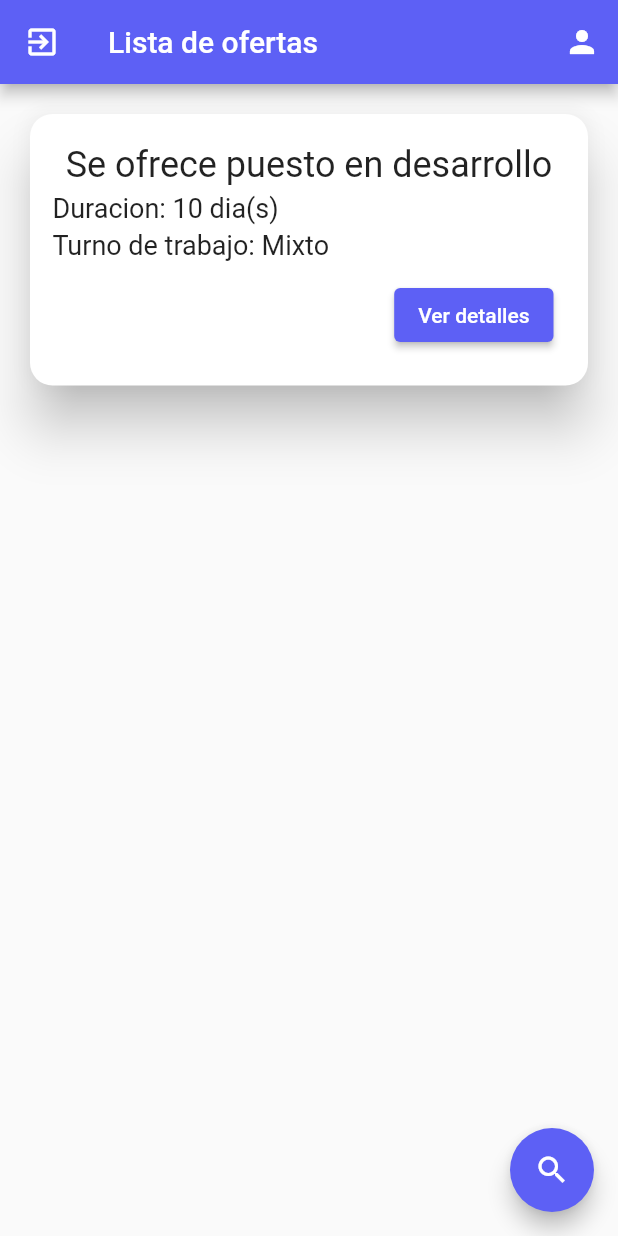
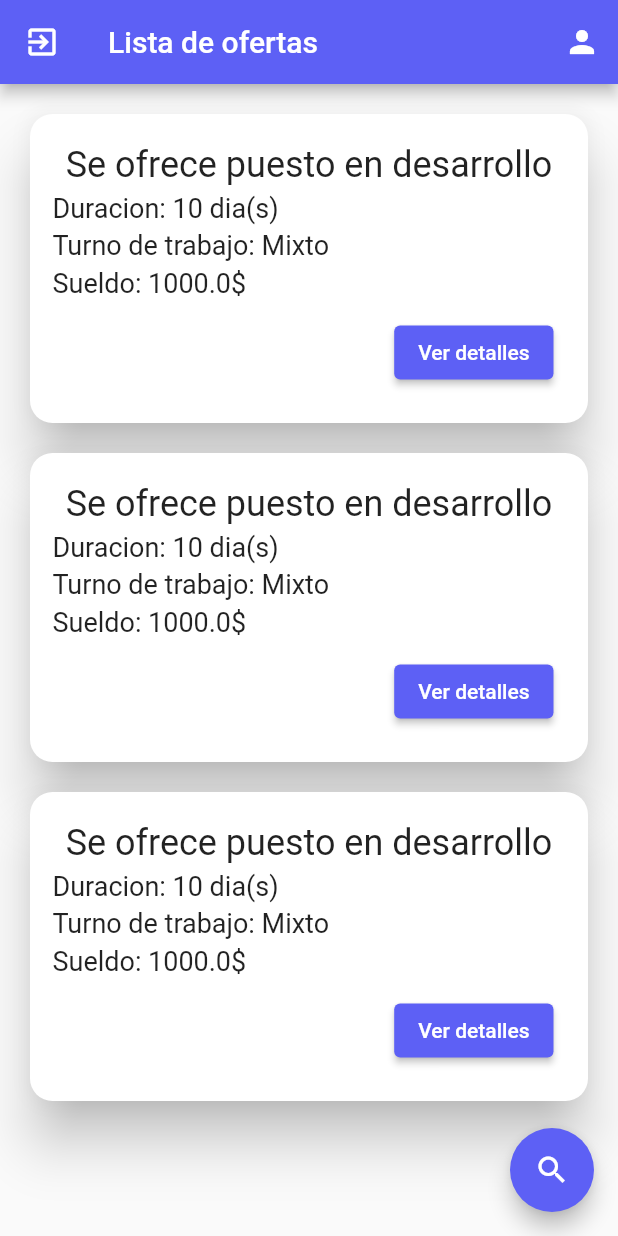
Before and after one commit to OrangeSoft-Team/officium-flutter, a Flutter app: the VerListaOfertas screen opened by its route, on a phone screen of 412 x 824 dp. Run offline on Flutter 3.47's test engine with Material 2 defaults, Android fonts, the phone set to English and light mode, and no system bars; our stand-ins replace auto_route, bloc, dartz, flutter_bloc, freezed_annotation, get_it and 1 more.

Commit message:
Merge remote-tracking branch 'origin/1.0.fuentes-de-datos' into 11.1-Consulta-Ofertas-Y-Vista

```diff
--- a/lib/infraestructura/oferta_laboral/repositorio_ofertas.dart
+++ b/lib/infraestructura/oferta_laboral/repositorio_ofertas.dart
@@ -12,7 +12,7 @@ import 'package:officium_flutter/presentacion/ofertas_laborales/ver_lista_oferta
 
 @LazySingleton(as: IOfertaLaboralRepositorio)
 class OfertaLaboralRepositorio implements IOfertaLaboralRepositorio {
-  late List<OfertaLaboral> listOfertas;
+  final List<OfertaLaboral> listOfertas = ofertaLaboralMock2;
   @override
   Future<Either<OfertaLaboralExcepcion, Unit>> aplicarOfertaLaboral(
       Identificador uuidOferta,
@@ -33,7 +33,6 @@ class OfertaLaboralRepositorio implements IOfertaLaboralRepositorio {
   @override
   Stream<Either<OfertaLaboralExcepcion, List<OfertaLaboral>>>
       verTodasLasOfertasLaborales() async* {
-    listOfertas.add(ofertaLaboralMock);
     yield right<OfertaLaboralExcepcion, List<OfertaLaboral>>(listOfertas);
   }
 
--- a/lib/presentacion/ofertas_laborales/ver_lista_ofertas/elementos/lista_ofertas.dart
+++ b/lib/presentacion/ofertas_laborales/ver_lista_ofertas/elementos/lista_ofertas.dart
@@ -20,14 +20,15 @@ class ListaOfertas extends StatelessWidget {
           return ListView.builder(
             itemBuilder: (context, index) {
               // final oferta = state.ofertasLaborales[index];
-              final oferta = ofertaLaboralMock;
+              final oferta = ofertaLaboralMock2[index];
+              // final oferta = ofertaLaboralMock;
               if (oferta.falloOpcion.isSome()) {
                 return TarjetaOfertaErronea(oferta: oferta);
               } else {
                 return TarjetaOferta(oferta: oferta);
               }
             },
-            itemCount: 1,
+            itemCount: ofertaLaboralMock2.length,
           );
         },
         cargaExitosa: (state) {
--- a/lib/presentacion/ofertas_laborales/ver_lista_ofertas/elementos/mock.dart
+++ b/lib/presentacion/ofertas_laborales/ver_lista_ofertas/elementos/mock.dart
@@ -22,3 +22,36 @@ final OfertaLaboral ofertaLaboralMock = OfertaLaboral(
     turno: TurnoTrabajo('Mixto'),
     numeroVacantes: NumeroVacantes(10),
     nombreEmpresa: NombreEmpresa('OrangeSoft'));
+
+final List<OfertaLaboral> ofertaLaboralMock2 = [
+  OfertaLaboral(
+      uuid: Identificador(),
+      titulo: TituloOfertaLaboral('Se ofrece puesto en desarrollo'),
+      fechaPublicacion: Fecha(DateTime.now()),
+      cargo: Cargo('Desarrollador'),
+      sueldo: Sueldo(1000),
+      duracion: Duracion(const DuracionEscala(10, 'dia(s)')),
+      turno: TurnoTrabajo('Mixto'),
+      numeroVacantes: NumeroVacantes(10),
+      nombreEmpresa: NombreEmpresa('OrangeSoft')),
+  OfertaLaboral(
+      uuid: Identificador(),
+      titulo: TituloOfertaLaboral('Se ofrece puesto en desarrollo'),
+      fechaPublicacion: Fecha(DateTime.now()),
+      cargo: Cargo('Desarrollador'),
+      sueldo: Sueldo(1000),
+      duracion: Duracion(const DuracionEscala(10, 'dia(s)')),
+      turno: TurnoTrabajo('Mixto'),
+      numeroVacantes: NumeroVacantes(10),
+      nombreEmpresa: NombreEmpresa('OrangeSoft')),
+  OfertaLaboral(
+      uuid: Identificador(),
+      titulo: TituloOfertaLaboral('Se ofrece puesto en desarrollo'),
+      fechaPublicacion: Fecha(DateTime.now()),
+      cargo: Cargo('Desarrollador'),
+      sueldo: Sueldo(1000),
+      duracion: Duracion(const DuracionEscala(10, 'dia(s)')),
+      turno: TurnoTrabajo('Mixto'),
+      numeroVacantes: NumeroVacantes(10),
+      nombreEmpresa: NombreEmpresa('OrangeSoft'))
+];
--- a/lib/presentacion/ofertas_laborales/ver_lista_ofertas/elementos/tarjeta_oferta.dart
+++ b/lib/presentacion/ofertas_laborales/ver_lista_ofertas/elementos/tarjeta_oferta.dart
@@ -53,6 +53,16 @@ class TarjetaOferta extends StatelessWidget {
                 ),
               ),
               const SizedBox(height: 4),
+              Align(
+                alignment: Alignment.centerLeft,
+                child: Container(
+                  child: Text(
+                    'Sueldo: ${oferta.sueldo.getOrCrash()}\$',
+                    style: const TextStyle(fontSize: 18),
+                  ),
+                ),
+              ),
+              const SizedBox(height: 4),
               ButtonBar(
                 children: <Widget>[
                   ElevatedButton(
```
